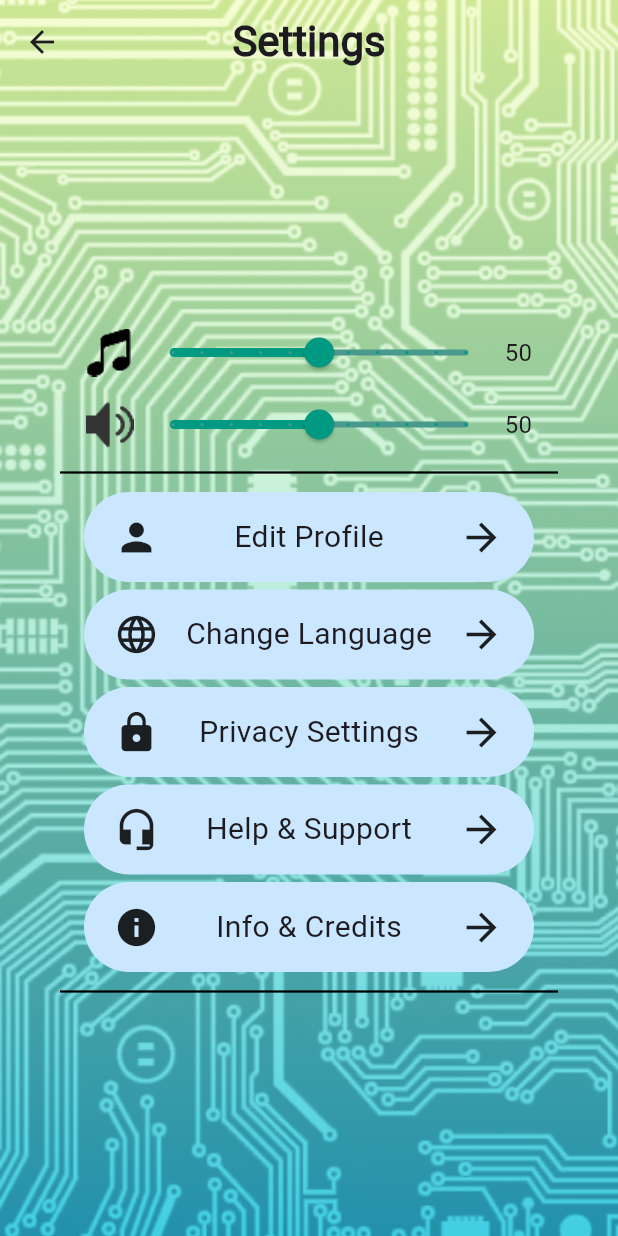
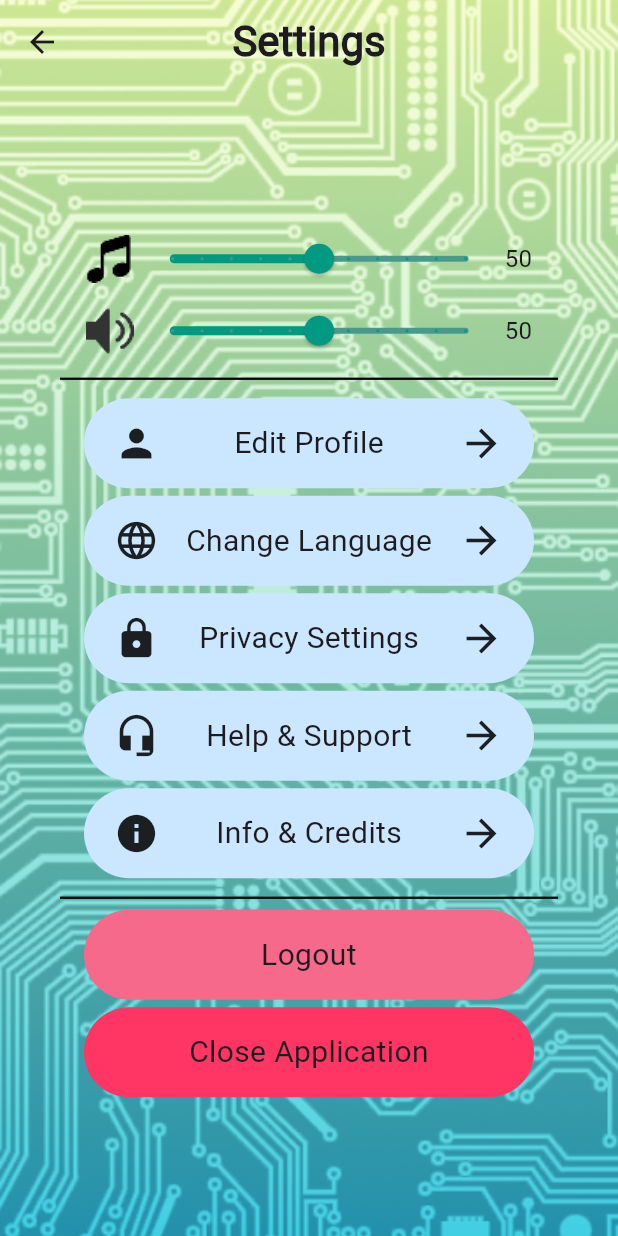
Before and after one commit to ComputacaoMovel2024/tp-c_dingo, a Flutter app: the SettingsPage screen opened directly, on a phone screen of 412 x 824 dp. Run offline on Flutter 3.47's test engine with Material 3 defaults, Android fonts, the phone set to English and light mode, and no system bars; our stand-ins replace shared_preferences; accounts and stored records are empty.

Commit message:
Página Settings Visual Completa

```diff
--- a/dingo/lib/settings/settings_page.dart
+++ b/dingo/lib/settings/settings_page.dart
@@ -87,6 +87,49 @@ class SettingsPage extends StatelessWidget {
                         indent: 40,
                         endIndent: 40,
                       ),
+                      InkWell(
+                        onTap: () {},
+                        child: Container(
+                          width: 300,
+                          height: 60,
+                          padding: const EdgeInsets.symmetric(horizontal: 20, vertical: 5),
+                          decoration: BoxDecoration(
+                            color: const Color.fromARGB(255, 247, 105, 138),
+                            borderRadius: BorderRadius.circular(30),
+                          ),
+                          child: const Center(
+                            child: Text(
+                              'Logout',
+                              textAlign: TextAlign.center,
+                              style: TextStyle(
+                                fontSize: 20,
+                              ),
+                            ),
+                          ),
+                        ),
+                      ),
+                      const SizedBox(height: 5),
+                      InkWell(
+                        onTap: () {},
+                        child: Container(
+                          width: 300,
+                          height: 60,
+                          padding: const EdgeInsets.symmetric(horizontal: 20, vertical: 5),
+                          decoration: BoxDecoration(
+                            color: const Color.fromARGB(255, 255, 53, 100),
+                            borderRadius: BorderRadius.circular(30),
+                          ),
+                          child: const Center(
+                            child: Text(
+                              'Close Application',
+                              textAlign: TextAlign.center,
+                              style: TextStyle(
+                                fontSize: 20,
+                              ),
+                            ),
+                          ),
+                        ),
+                      ),
                     ],
                   ),
                 ),
```
